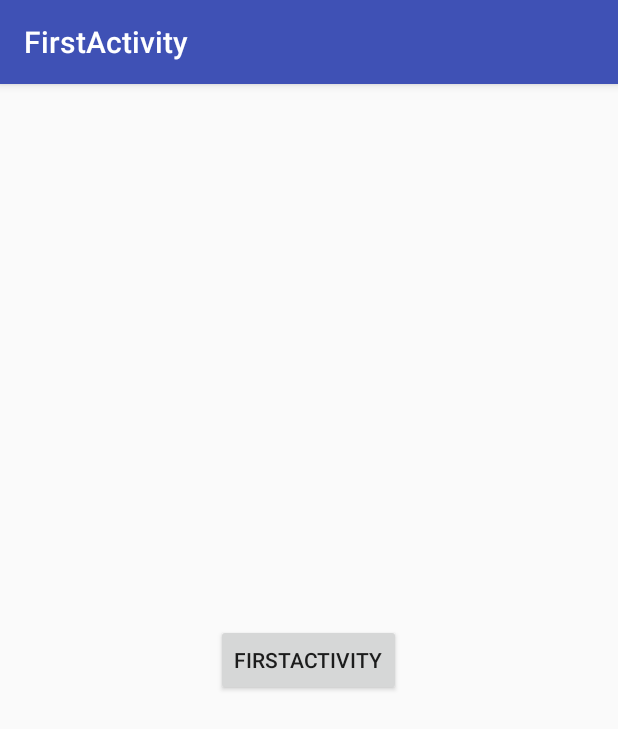
After one commit to yinfork/Android-Dev-Demos, an Android app: the FirstActivity screen opened directly, with no data from a screen before it, on a phone screen of 412 x 824 dp. The commit adds this screen. Shown: the top 729 px of the screen. Run offline under Robolectric (Android 15) with nearby library versions, the light colour scheme and no system bars.

Commit message:
add Activity Stack Demo

```diff
--- a/app/src/main/AndroidManifest.xml
+++ b/app/src/main/AndroidManifest.xml
@@ -35,6 +35,9 @@
         <activity android:name=".recycleview.WaterfallRecycleViewActivity"/>
         <activity android:name=".recycleview.multitype.MultitypeRecycleViewActivity"/>
         <activity android:name=".recycleview.RefreshRecycleViewActivity"/>
+        <activity android:name=".ActivityStack.FirstActivity"/>
+        <activity android:name=".ActivityStack.SecondActivity"/>
+        <activity android:name=".ActivityStack.ThirdActivity"/>
     </application>
 
 </manifest>
--- /dev/null
+++ b/app/src/main/java/com/inkenka/devdemos/ActivityStack/FirstActivity.java
@@ -0,0 +1,38 @@
+package com.inkenka.devdemos.ActivityStack;
+
+import android.app.Activity;
+import android.content.Intent;
+import android.os.Bundle;
+import android.support.annotation.Nullable;
+import android.support.v7.app.AppCompatActivity;
+import android.view.View;
+import android.widget.Button;
+
+import com.inkenka.devdemos.MainActivity;
+import com.inkenka.devdemos.R;
+
+/**
+ * Created by yinjianhua on 2017/8/16.
+ */
+
+public class FirstActivity extends AppCompatActivity {
+
+    private Button mBtnTitle;
+
+    @Override
+    protected void onCreate(@Nullable Bundle savedInstanceState) {
+        super.onCreate(savedInstanceState);
+        setContentView(R.layout.activity_stack);
+        mBtnTitle = (Button) findViewById(R.id.btn_title);
+        mBtnTitle.setText("FirstActivity");
+        getSupportActionBar().setTitle("FirstActivity");
+        mBtnTitle.setOnClickListener(new View.OnClickListener() {
+            @Override
+            public void onClick(View v) {
+                Intent intent = new Intent();
+                intent.setClass(FirstActivity.this, SecondActivity.class);
+                startActivity(intent);
+            }
+        });
+    }
+}
--- /dev/null
+++ b/app/src/main/res/layout/activity_stack.xml
@@ -0,0 +1,12 @@
+<?xml version="1.0" encoding="utf-8"?>
+<FrameLayout xmlns:android="http://schemas.android.com/apk/res/android"
+    android:orientation="vertical" android:layout_width="match_parent"
+    android:layout_height="match_parent">
+
+    <Button
+        android:id="@+id/btn_title"
+        android:layout_width="wrap_content"
+        android:layout_height="wrap_content"
+        android:layout_gravity="center"/>
+
+</FrameLayout>
```
Also changed, not shown: app/src/main/java/com/inkenka/devdemos/ActivityStack/SecondActivity.java (added, +36 -0 lines), app/src/main/java/com/inkenka/devdemos/ActivityStack/ThirdActivity.java (added, +36 -0 lines), app/src/main/java/com/inkenka/devdemos/MainActivity.java (+7 -1 lines).
